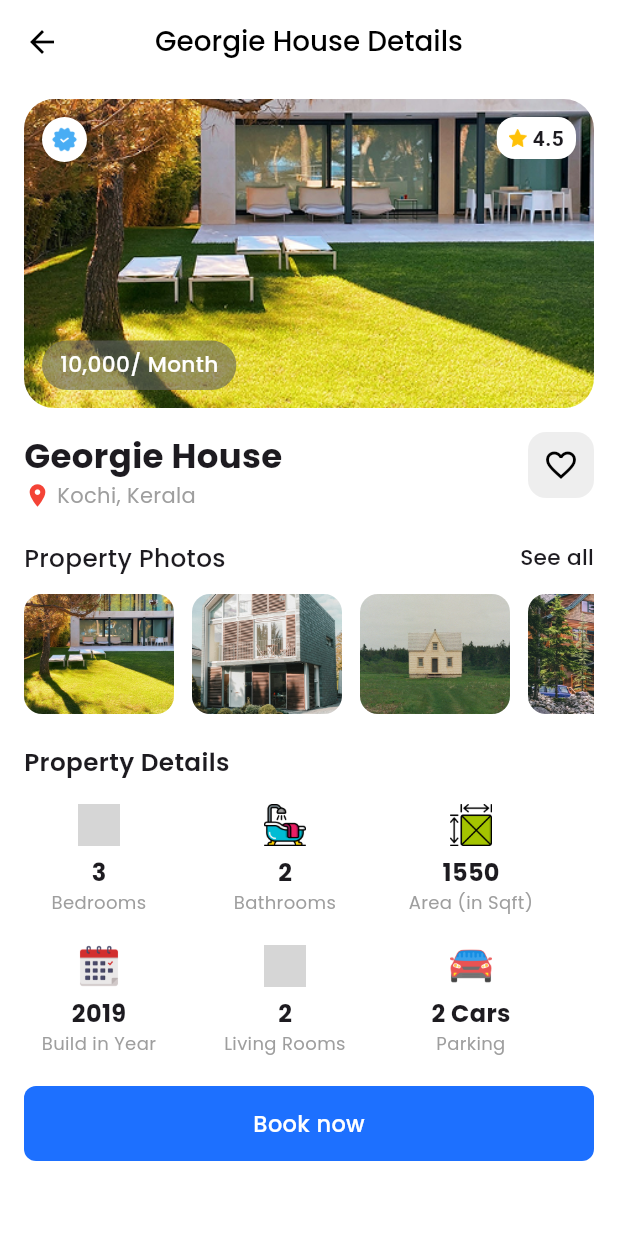
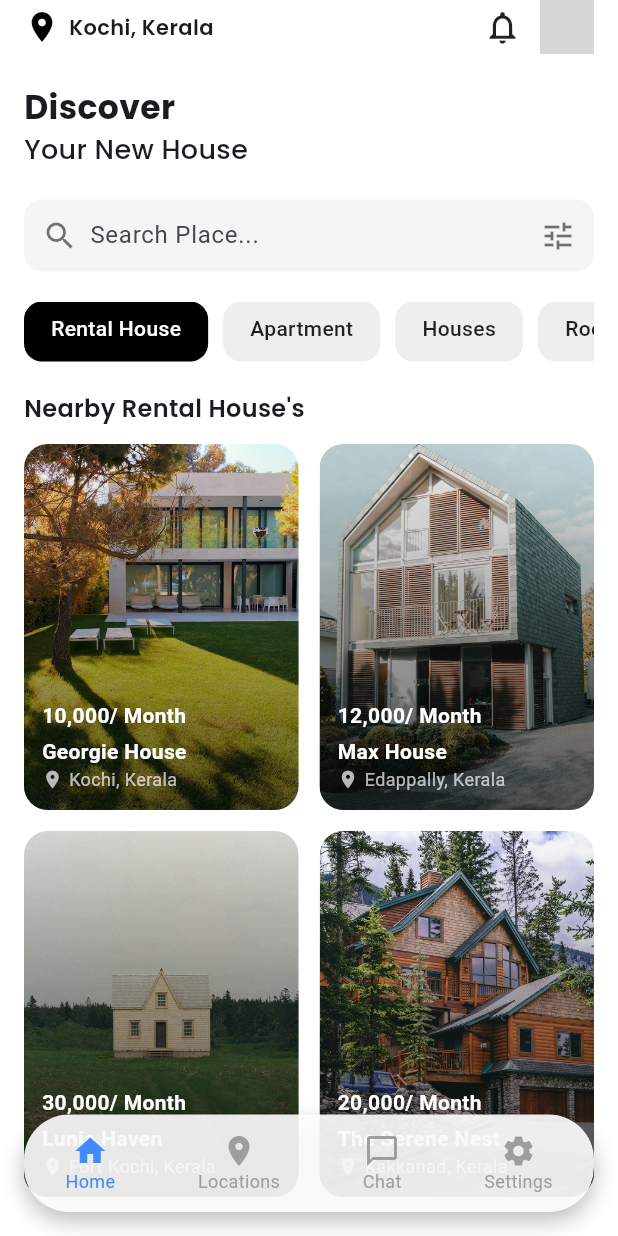
Before and after one commit to Haroon1o1/real_estate_application, a Flutter app: the screen it shows after launch, on a phone screen of 412 x 824 dp. Run offline on Flutter 3.47's test engine with Material 3 defaults, Android fonts, the phone set to English and light mode, and no system bars; our stand-ins replace google_fonts; grey boxes are pictures that could not be loaded.

Commit message:
HomeScreen Done

```diff
--- a/lib/main.dart
+++ b/lib/main.dart
@@ -1,5 +1,6 @@
 import 'package:flutter/material.dart';
 import 'package:provider/provider.dart';
+import 'package:real_estate_application/screens/HomeScreen/HomeScreen.dart';
 import 'package:real_estate_application/screens/details_screen/house_details_screen.dart';
 import 'package:real_estate_application/screens/details_screen/provider/house_detail_provider.dart';
 import 'package:real_estate_application/screens/photo_screen/photo_screen.dart';
@@ -26,7 +27,7 @@
         debugShowCheckedModeBanner: false,
         title: 'Flutter Demo',
         theme: ThemeData(colorScheme: ColorScheme.fromSeed(seedColor: Colors.deepPurple)),
-        home: HouseDetailScreen(),
+        home: HomeScreen(),
       ),
     );
   }
--- /dev/null
+++ b/lib/screens/HomeScreen/HomeScreen.dart
@@ -0,0 +1,183 @@
+import 'package:flutter/material.dart';
+import 'package:google_fonts/google_fonts.dart';
+import 'package:real_estate_application/screens/HomeScreen/widgets/FilterChipWidget.dart';
+import 'package:real_estate_application/screens/HomeScreen/widgets/HouseCard.dart';
+import 'package:real_estate_application/screens/HomeScreen/widgets/NavigationItem.dart';
+import 'package:real_estate_application/screens/HomeScreen/widgets/SearchBarWidget.dart';
+
+class HomeScreen extends StatelessWidget {
+  final List<Map<String, String>> houses = [
+    {
+      "title": "Georgie House",
+      "location": "Kochi, Kerala",
+      "price": "10,000/ Month",
+      "image": "assets/images/house1.jpg",
+    },
+    {
+      "title": "Max House",
+      "location": "Edappally, Kerala",
+      "price": "12,000/ Month",
+      "image": "assets/images/house2.jpg",
+    },
+    {
+      "title": "Lunia Haven",
+      "location": "Fort Kochi, Kerala",
+      "price": "30,000/ Month",
+      "image": "assets/images/house3.jpg",
+    },
+    {
+      "title": "The Serene Nest",
+      "location": "Kakkanad, Kerala",
+      "price": "20,000/ Month",
+      "image": "assets/images/house4.jpg",
+    },
+  ];
+
+  HomeScreen({super.key});
+
+  @override
+  Widget build(BuildContext context) {
+    return Scaffold(
+      extendBody: true,
+      backgroundColor: Colors.white,
+      body: Stack(
+        children: [
+          SafeArea(
+            child: Padding(
+              padding: const EdgeInsets.symmetric(horizontal: 16),
+              child: Column(
+                crossAxisAlignment: CrossAxisAlignment.start,
+                children: [
+                  // Top Row
+                  _buildTopRow(),
+                  const SizedBox(height: 20),
+                  _buildTitleSection(),
+                  const SizedBox(height: 20),
+                  const SearchBarWidget(),
+                  const SizedBox(height: 20),
+                  _buildFilterChips(),
+                  const SizedBox(height: 20),
+                  _buildHouseGrid(),
+                ],
+              ),
+            ),
+          ),
+          _buildBottomNavigationBar(),
+        ],
+      ),
+    );
+  }
+
+  Widget _buildTopRow() {
+    return Row(
+      mainAxisAlignment: MainAxisAlignment.spaceBetween,
+      children: [
+        Row(
+          children: [
+            const Icon(Icons.location_on, color: Colors.black),
+            const SizedBox(width: 6),
+            Text(
+              "Kochi, Kerala",
+              style: GoogleFonts.poppins(fontWeight: FontWeight.w600, fontSize: 14),
+            ),
+          ],
+        ),
+        Row(
+          children: const [
+            Icon(Icons.notifications_none, size: 26),
+            SizedBox(width: 12),
+            CircleAvatar(radius: 18, backgroundImage: AssetImage("assets/images/profile.jpg")),
+          ],
+        ),
+      ],
+    );
+  }
+
+  Widget _buildTitleSection() {
+    return Column(
+      crossAxisAlignment: CrossAxisAlignment.start,
+      children: [
+        Text("Discover", style: GoogleFonts.poppins(fontWeight: FontWeight.bold, fontSize: 22)),
+        Text(
+          "Your New House",
+          style: GoogleFonts.poppins(fontWeight: FontWeight.w500, fontSize: 18),
+        ),
+      ],
+    );
+  }
+
+  Widget _buildFilterChips() {
+    return SizedBox(
+      height: 40,
+      child: ListView(
+        scrollDirection: Axis.horizontal,
+        children: [
+          FilterChipWidget("Rental House", true),
+          FilterChipWidget("Apartment", false),
+          FilterChipWidget("Houses", false),
+          FilterChipWidget("Rooms", false),
+        ],
+      ),
+    );
+  }
+
+  Widget _buildHouseGrid() {
+    return Expanded(
+      child: Column(
+        crossAxisAlignment: CrossAxisAlignment.start,
+        children: [
+          Text(
+            "Nearby Rental House's",
+            style: GoogleFonts.poppins(fontWeight: FontWeight.w600, fontSize: 16),
+          ),
+          const SizedBox(height: 12),
+          Expanded(
+            child: GridView.builder(
+              itemCount: houses.length,
+              gridDelegate: const SliverGridDelegateWithFixedCrossAxisCount(
+                crossAxisCount: 2,
+                mainAxisSpacing: 14,
+                crossAxisSpacing: 14,
+                childAspectRatio: 0.75,
+              ),
+              itemBuilder: (context, index) {
+                final house = houses[index];
+                return HouseCard(
+                  title: house["title"]!,
+                  location: house["location"]!,
+                  price: house["price"]!,
+                  imageUrl: house["image"]!,
+                );
+              },
+            ),
+          ),
+        ],
+      ),
+    );
+  }
+
+  Widget _buildBottomNavigationBar() {
+    return Positioned(
+      left: 16,
+      right: 16,
+      bottom: 16,
+      child: Container(
+        height: 65,
+        decoration: BoxDecoration(
+          color: Colors.white.withOpacity(0.9),
+          borderRadius: BorderRadius.circular(30),
+          boxShadow: const [BoxShadow(color: Colors.black26, blurRadius: 12, offset: Offset(0, 6))],
+        ),
+        child: Row(
+          mainAxisAlignment: MainAxisAlignment.spaceAround,
+          children: [
+            NavigationItem(icon: Icons.home, label: "Home", isActive: true),
+            NavigationItem(icon: Icons.location_on, label: "Locations", isActive: false),
+            NavigationItem(icon: Icons.chat_bubble_outline, label: "Chat", isActive: false),
+            NavigationItem(icon: Icons.settings, label: "Settings", isActive: false),
+          ],
+        ),
+      ),
+    );
+  }
+}
--- /dev/null
+++ b/lib/screens/HomeScreen/widgets/FilterChipWidget.dart
@@ -0,0 +1,27 @@
+import 'package:flutter/material.dart';
+
+class FilterChipWidget extends StatelessWidget {
+  final String label;
+  final bool selected;
+
+  const FilterChipWidget(this.label, this.selected, {super.key});
+
+  @override
+  Widget build(BuildContext context) {
+    return Container(
+      margin: const EdgeInsets.only(right: 10),
+      padding: const EdgeInsets.symmetric(horizontal: 18, vertical: 8),
+      decoration: BoxDecoration(
+        color: selected ? Colors.black : Colors.grey.shade200,
+        borderRadius: BorderRadius.circular(12),
+      ),
+      child: Text(
+        label,
+        style: TextStyle(
+          color: selected ? Colors.white : Colors.black87,
+          fontWeight: FontWeight.w500,
+        ),
+      ),
+    );
+  }
+}
--- /dev/null
+++ b/lib/screens/HomeScreen/widgets/HouseCard.dart
@@ -0,0 +1,79 @@
+import 'package:flutter/material.dart';
+
+class HouseCard extends StatelessWidget {
+  final String title;
+  final String location;
+  final String price;
+  final String imageUrl;
+
+  const HouseCard({
+    super.key,
+    required this.title,
+    required this.location,
+    required this.price,
+    required this.imageUrl,
+  });
+
+  @override
+  Widget build(BuildContext context) {
+    return Container(
+      decoration: BoxDecoration(
+        borderRadius: BorderRadius.circular(16),
+        image: DecorationImage(
+          image: AssetImage(imageUrl),
+          fit: BoxFit.cover,
+        ),
+      ),
+      child: Container(
+        decoration: BoxDecoration(
+          borderRadius: BorderRadius.circular(16),
+          gradient: LinearGradient(
+            begin: Alignment.bottomCenter,
+            end: Alignment.topCenter,
+            colors: [Colors.black.withOpacity(0.6), Colors.transparent],
+          ),
+        ),
+        child: Padding(
+          padding: const EdgeInsets.all(12),
+          child: Column(
+            mainAxisAlignment: MainAxisAlignment.end,
+            crossAxisAlignment: CrossAxisAlignment.start,
+            children: [
+              Text(
+                price,
+                style: const TextStyle(
+                  color: Colors.white,
+                  fontWeight: FontWeight.bold,
+                ),
+              ),
+              const SizedBox(height: 4),
+              Text(
+                title,
+                style: const TextStyle(
+                  color: Colors.white,
+                  fontWeight: FontWeight.w600,
+                ),
+              ),
+              Row(
+                children: [
+                  const Icon(Icons.location_on, size: 14, color: Colors.white70),
+                  const SizedBox(width: 4),
+                  Expanded(
+                    child: Text(
+                      location,
+                      style: const TextStyle(
+                        color: Colors.white70,
+                        fontSize: 12,
+                      ),
+                      overflow: TextOverflow.ellipsis,
+                    ),
+                  ),
+                ],
+              ),
+            ],
+          ),
+        ),
+      ),
+    );
+  }
+}
--- /dev/null
+++ b/lib/screens/HomeScreen/widgets/NavigationItem.dart
@@ -0,0 +1,31 @@
+import 'package:flutter/material.dart';
+
+class NavigationItem extends StatelessWidget {
+  final IconData icon;
+  final String label;
+  final bool isActive;
+
+  const NavigationItem({
+    super.key,
+    required this.icon,
+    required this.label,
+    required this.isActive,
+  });
+
+  @override
+  Widget build(BuildContext context) {
+    return Column(
+      mainAxisSize: MainAxisSize.min,
+      children: [
+        Icon(icon, color: isActive ? Colors.blueAccent : Colors.grey),
+        Text(
+          label,
+          style: TextStyle(
+            fontSize: 12,
+            color: isActive ? Colors.blueAccent : Colors.grey,
+          ),
+        ),
+      ],
+    );
+  }
+}
--- /dev/null
+++ b/lib/screens/HomeScreen/widgets/SearchBarWidget.dart
@@ -0,0 +1,28 @@
+import 'package:flutter/material.dart';
+
+class SearchBarWidget extends StatelessWidget {
+  const SearchBarWidget({super.key});
+
+  @override
+  Widget build(BuildContext context) {
+    return Container(
+      padding: const EdgeInsets.symmetric(horizontal: 12),
+      decoration: BoxDecoration(
+        borderRadius: BorderRadius.circular(12),
+        color: Colors.grey.shade100,
+      ),
+      child: Row(
+        children: const [
+          Icon(Icons.search, color: Colors.black54),
+          SizedBox(width: 8),
+          Expanded(
+            child: TextField(
+              decoration: InputDecoration(hintText: "Search Place...", border: InputBorder.none),
+            ),
+          ),
+          Icon(Icons.tune, color: Colors.black54),
+        ],
+      ),
+    );
+  }
+}
--- a/lib/screens/details_screen/widgets/property_details_widget.dart
+++ b/lib/screens/details_screen/widgets/property_details_widget.dart
@@ -6,7 +6,8 @@ class PropertyDetailsWidget extends StatelessWidget {
 
   @override
   Widget build(BuildContext context) {
-    return Wrap(
+    return Center(
+      child: Wrap(
         spacing: 24,
         runSpacing: 20,
         children: [
@@ -17,15 +18,15 @@ class PropertyDetailsWidget extends StatelessWidget {
           _buildDetail("assets/icons/room.png", "2", "Living Rooms"),
           _buildDetail("assets/icons/car.png", "2 Cars", "Parking"),
         ],
+      ),
     );
   }
-
-
 
   Widget _buildDetail(String image, String value, String label) {
     return SizedBox(
       width: 100,
       child: Column(
+        mainAxisAlignment: MainAxisAlignment.center,
         children: [
           Image.asset(image, width: 28),
           SizedBox(height: 6),
```
Lines whose indentation alone changed are shown as unchanged.
